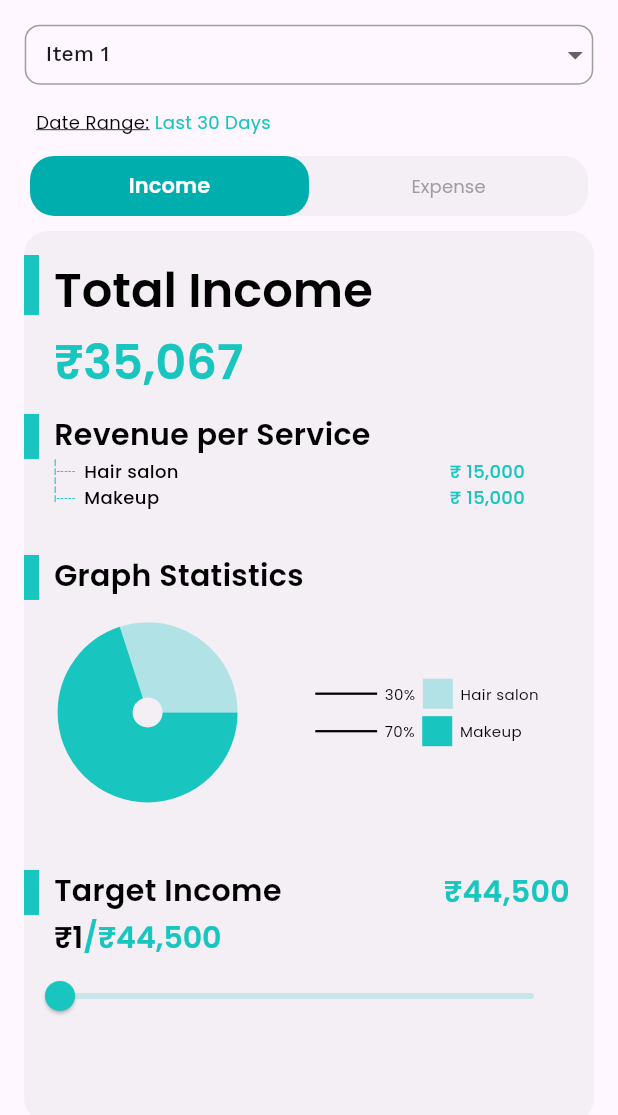
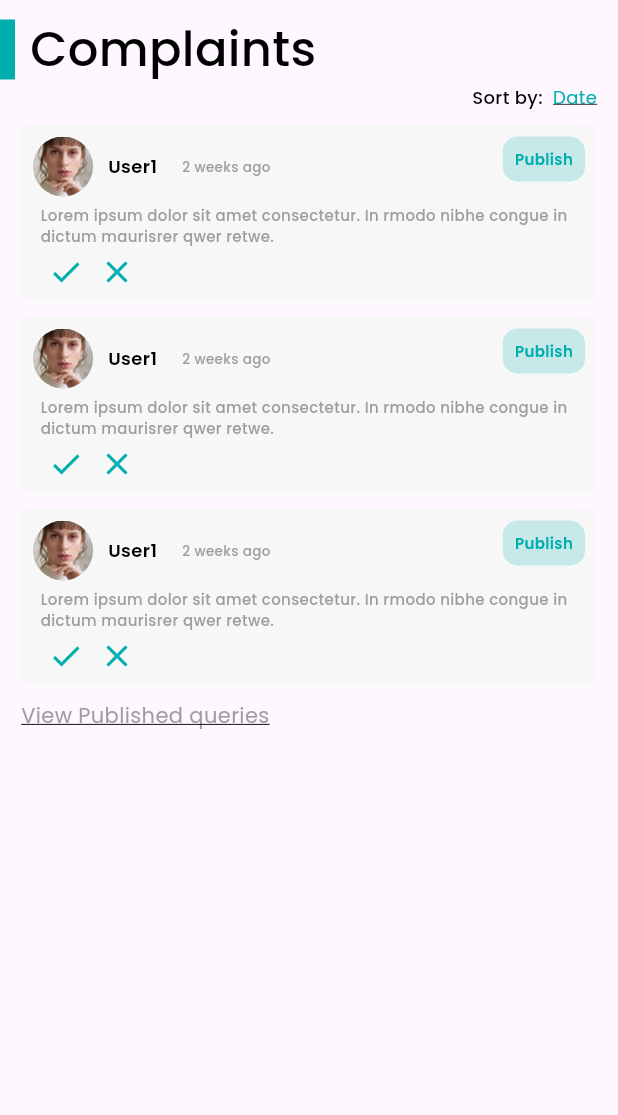
Before and after one commit to Rajbamalwa/trio, a Flutter app: the screen it shows after launch, on a phone screen of 412 x 824 dp, the part 84-1199 px from its top. Run offline on Flutter 3.47's test engine with Material 3 defaults, Android fonts, the phone set to English and light mode, and no system bars; drawn by our look-alikes of fl_chart; our stand-ins replace flutter_rating_bar, get, google_fonts, table_calendar.

Commit message:
complaint screen created

```diff
--- a/lib/main.dart
+++ b/lib/main.dart
@@ -1,6 +1,6 @@
 import 'package:flutter/material.dart';
 import 'package:get/get.dart';
-import 'package:trio/pages/home/views/raizz_home.dart';
+import 'package:trio/pages/complaint/view/raizz_complaint.dart';
 
 void main() {
   runApp(const MyApp());
@@ -14,7 +14,7 @@ class MyApp extends StatelessWidget {
     return const GetMaterialApp(
       title: 'Flutter Demo',
       debugShowCheckedModeBanner: false,
-      home: RaizHomeScreen(),
+      home: RaizzComplaintScreen(),
     );
   }
 }
--- /dev/null
+++ b/lib/pages/complaint/view/raizz_complaint.dart
@@ -0,0 +1,152 @@
+import 'package:flutter/material.dart';
+import 'package:google_fonts/google_fonts.dart';
+import 'package:trio/utils/extension/sized_box_extension.dart';
+
+import '../../../utils/raizz_constants/colors.dart';
+import '../../../utils/raizz_global_widget/CustomText/CustomText.dart';
+import '../widget/complaint_widget.dart';
+
+List complaintItems = [
+  {
+    "image": "assets/images/user.png",
+    "user": "User1",
+    "type": "Publish",
+    "detail":
+        "Lorem ipsum dolor sit amet consectetur. In rmodo nibhe congue in dictum maurisrer qwer retwe.",
+    "date": "2 weeks ago",
+  },
+  {
+    "image": "assets/images/user.png",
+    "user": "User1",
+    "type": "Publish",
+    "detail":
+        "Lorem ipsum dolor sit amet consectetur. In rmodo nibhe congue in dictum maurisrer qwer retwe.",
+    "date": "2 weeks ago",
+  },
+  {
+    "image": "assets/images/user.png",
+    "user": "User1",
+    "type": "Publish",
+    "detail":
+        "Lorem ipsum dolor sit amet consectetur. In rmodo nibhe congue in dictum maurisrer qwer retwe.",
+    "date": "2 weeks ago",
+  },
+];
+
+class RaizzComplaintScreen extends StatefulWidget {
+  const RaizzComplaintScreen({super.key});
+
+  @override
+  State<RaizzComplaintScreen> createState() => _RaizzComplaintScreenState();
+}
+
+class _RaizzComplaintScreenState extends State<RaizzComplaintScreen> {
+  @override
+  Widget build(BuildContext context) {
+    var size = MediaQuery.of(context).size;
+
+    return Scaffold(
+      appBar: AppBar(
+        backgroundColor: white,
+        centerTitle: true,
+        title: CustomText(
+          "Raizz",
+          black,
+          16,
+          FontWeight.w600,
+          TextOverflow.clip,
+          TextAlign.center,
+        ),
+        leading: Icon(Icons.menu),
+        actions: [
+          IconButton(
+            onPressed: () {},
+            icon: Icon(
+              Icons.notifications_none,
+              color: black,
+            ),
+          )
+        ],
+      ),
+      body: Column(
+        mainAxisAlignment: MainAxisAlignment.start,
+        crossAxisAlignment: CrossAxisAlignment.start,
+        children: [
+          10.h,
+          Row(
+            children: [
+              Container(
+                height: 40,
+                width: 10,
+                color: primaryColor,
+              ),
+              10.w,
+              SizedBox(
+                width: size.width * 0.9,
+                child: CustomText("Complaints", black, 32, FontWeight.w500,
+                    TextOverflow.clip, TextAlign.left),
+              ),
+            ],
+          ),
+          Padding(
+            padding: const EdgeInsets.only(right: 14),
+            child: Align(
+              alignment: Alignment.topRight,
+              child: Row(
+                mainAxisAlignment: MainAxisAlignment.end,
+                crossAxisAlignment: CrossAxisAlignment.start,
+                children: [
+                  CustomText("Sort by:  ", black, 12, FontWeight.w500,
+                      TextOverflow.clip, TextAlign.left),
+                  InkWell(
+                    onTap: () {},
+                    child: Text(
+                      "Date",
+                      overflow: TextOverflow.ellipsis,
+                      textAlign: TextAlign.start,
+                      style: GoogleFonts.poppins(
+                        fontSize: 12,
+                        fontWeight: FontWeight.w400,
+                        color: primaryColor,
+                        decoration: TextDecoration.underline,
+                      ),
+                    ),
+                  ),
+                ],
+              ),
+            ),
+          ),
+          10.h,
+          complaintItems.isEmpty
+              ? SizedBox()
+              : ListView.builder(
+                  shrinkWrap: true,
+                  itemCount: complaintItems.length,
+                  padding: EdgeInsets.only(left: 14, right: 14),
+                  itemBuilder: (context, index) {
+                    var data = complaintItems[index];
+                    return ComplaintWidget(data: data);
+                  },
+                ),
+          Padding(
+            padding: const EdgeInsets.only(left: 14, right: 14),
+            child: InkWell(
+              onTap: () {},
+              child: Text(
+                "View Published queries",
+                overflow: TextOverflow.ellipsis,
+                textAlign: TextAlign.start,
+                style: GoogleFonts.poppins(
+                  fontSize: 14,
+                  fontWeight: FontWeight.w400,
+                  color: grey,
+                  decoration: TextDecoration.underline,
+                ),
+              ),
+            ),
+          ),
+        ],
+      ),
+    );
+  }
+}
--- /dev/null
+++ b/lib/pages/complaint/widget/complaint_widget.dart
@@ -0,0 +1,121 @@
+import 'package:flutter/material.dart';
+import 'package:trio/utils/extension/sized_box_extension.dart';
+import 'package:trio/utils/raizz_global_widget/CustomText/CustomText.dart';
+
+import '../../../utils/raizz_constants/colors.dart';
+
+class ComplaintWidget extends StatelessWidget {
+  final data;
+  const ComplaintWidget({super.key, this.data});
+
+  @override
+  Widget build(BuildContext context) {
+    var size = MediaQuery.of(context).size;
+
+    return Padding(
+      padding: const EdgeInsets.only(bottom: 10),
+      child: Container(
+        decoration: BoxDecoration(
+          borderRadius: BorderRadius.circular(6),
+          color: Color(0xffF7F7F7),
+        ),
+        child: Padding(
+          padding: const EdgeInsets.all(8.0),
+          child: Column(
+            mainAxisAlignment: MainAxisAlignment.start,
+            crossAxisAlignment: CrossAxisAlignment.start,
+            children: [
+              Row(
+                mainAxisAlignment: MainAxisAlignment.spaceBetween,
+                crossAxisAlignment: CrossAxisAlignment.start,
+                children: [
+                  Row(
+                    children: [
+                      CircleAvatar(
+                        backgroundColor: Color(0xffF7F7F7),
+                        backgroundImage: AssetImage(
+                          data['image'].toString(),
+                        ),
+                        radius: 20,
+                      ),
+                      10.w,
+                      SizedBox(
+                        width: size.width * 0.12,
+                        child: CustomText(
+                            data['user'].toString(),
+                            black,
+                            12,
+                            FontWeight.w600,
+                            TextOverflow.ellipsis,
+                            TextAlign.left),
+                      ),
+                      SizedBox(
+                        width: size.width * 0.2,
+                        child: CustomText(
+                            data['date'].toString(),
+                            grey,
+                            9,
+                            FontWeight.w500,
+                            TextOverflow.ellipsis,
+                            TextAlign.left),
+                      ),
+                    ],
+                  ),
+                  Container(
+                    decoration: BoxDecoration(
+                      borderRadius: BorderRadius.circular(10),
+                      color: primaryColor.withOpacity(0.2),
+                    ),
+                    child: Padding(
+                      padding: EdgeInsets.all(8),
+                      child: CustomText(
+                        data['type'].toString(),
+                        primaryColor,
+                        10,
+                        FontWeight.w600,
+                        TextOverflow.ellipsis,
+                        TextAlign.center,
+                      ),
+                    ),
+                  ),
+                ],
+              ),
+              Padding(
+                padding: const EdgeInsets.only(left: 5, top: 5, right: 5),
+                child: CustomText(
+                  data['detail'].toString(),
+                  grey,
+                  10,
+                  FontWeight.w500,
+                  TextOverflow.clip,
+                  TextAlign.left,
+                ),
+              ),
+              5.h,
+              Row(
+                children: [
+                  10.w,
+                  InkWell(
+                    onTap: () {},
+                    child: Icon(
+                      Icons.check,
+                      color: primaryColor,
+                    ),
+                  ),
+                  10.w,
+                  InkWell(
+                    onTap: () {},
+                    child: Icon(
+                      Icons.clear,
+                      color: primaryColor,
+                    ),
+                  ),
+                ],
+              ),
+            ],
+          ),
+        ),
+      ),
+    );
+  }
+}
```
Also changed, not shown: lib/pages/home/view/raizz_home.dart (renamed from lib/pages/home/views/raizz_home.dart).
